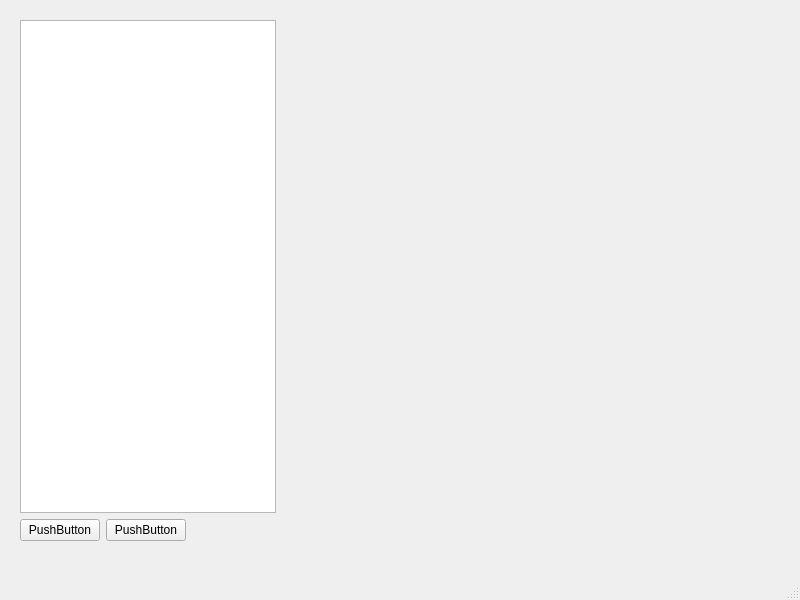
First picture: the form in GroupProject/mainwindow.ui, repository eeyzr1/2024_Group_01, before the edit.
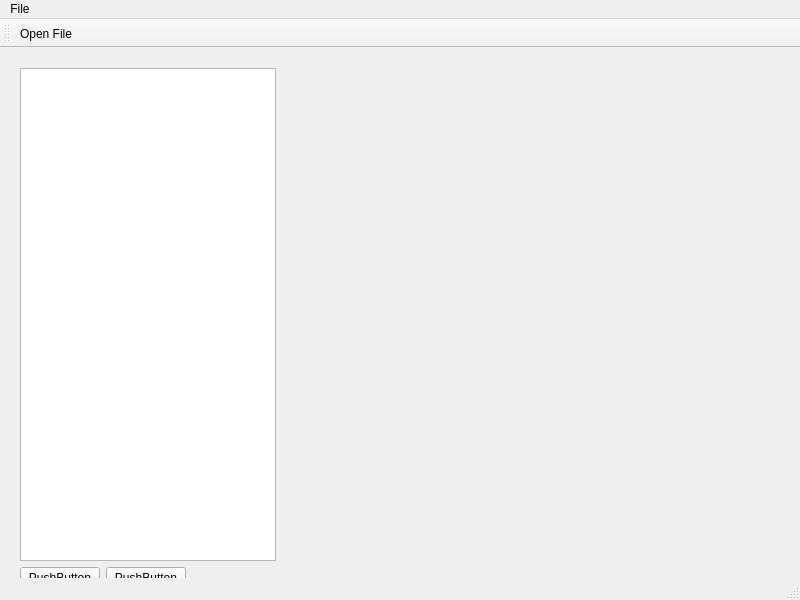
Second picture: the form after the edit.

What changed in the file:
```diff
--- a/GroupProject/mainwindow.ui
+++ b/GroupProject/mainwindow.ui
@@ -91,8 +91,35 @@
      <height>21</height>
     </rect>
    </property>
+   <widget class="QMenu" name="menuFile">
+    <property name="title">
+     <string>File</string>
+    </property>
+    <addaction name="actionOpen_File"/>
+   </widget>
+   <addaction name="menuFile"/>
   </widget>
   <widget class="QStatusBar" name="statusbar"/>
+  <widget class="QToolBar" name="toolBar">
+   <property name="windowTitle">
+    <string>toolBar</string>
+   </property>
+   <attribute name="toolBarArea">
+    <enum>TopToolBarArea</enum>
+   </attribute>
+   <attribute name="toolBarBreak">
+    <bool>false</bool>
+   </attribute>
+   <addaction name="actionOpen_File"/>
+  </widget>
+  <action name="actionOpen_File">
+   <property name="text">
+    <string>Open File</string>
+   </property>
+   <property name="menuRole">
+    <enum>QAction::MenuRole::NoRole</enum>
+   </property>
+  </action>
  </widget>
  <resources/>
  <connections/>
```
